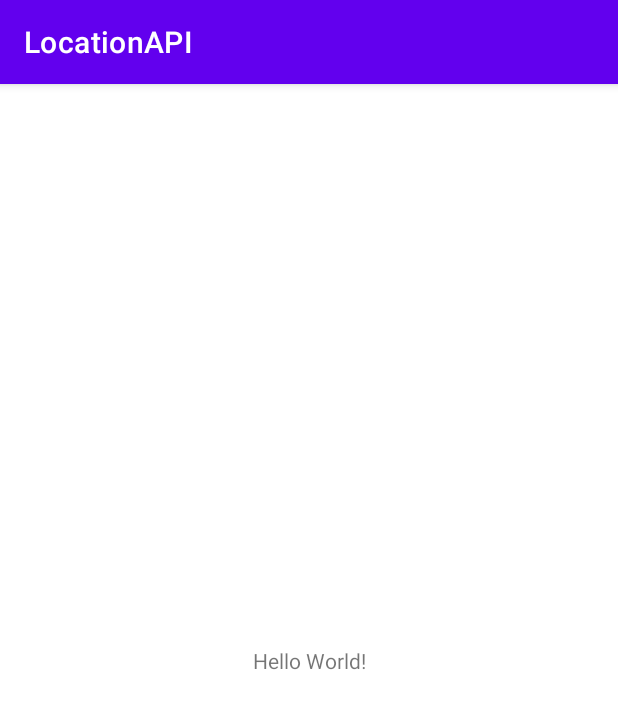
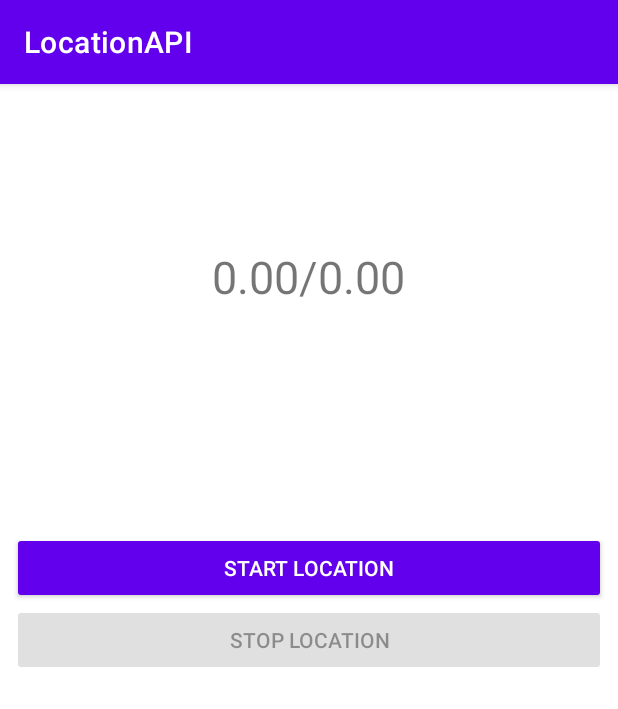
Before and after one commit to Renlov/GoogleLocationAPI, an Android app: the screen it shows after launch (MainActivity), on a phone screen of 412 x 824 dp. Shown: the top 709 px of the screen. Run offline under Robolectric (Android 15) with nearby library versions, the phone set to English and light mode, and no system bars.

Commit message:
Location layout

```diff
--- a/app/src/main/java/com/example/locationapi/MainActivity.java
+++ b/app/src/main/java/com/example/locationapi/MainActivity.java
@@ -3,12 +3,25 @@ package com.example.locationapi;
 import androidx.appcompat.app.AppCompatActivity;
 
 import android.os.Bundle;
+import android.widget.Button;
+import android.widget.TextView;
 
 public class MainActivity extends AppCompatActivity {
+
+    private Button startLocation, stopLocation;
+    private TextView locationTextView;
+
 
     @Override
     protected void onCreate(Bundle savedInstanceState) {
         super.onCreate(savedInstanceState);
         setContentView(R.layout.activity_main);
+
+        startLocation = findViewById(R.id.startLocation);
+        stopLocation = findViewById(R.id.stopLocation);
+        locationTextView = findViewById(R.id.locationTextView);
+
+
+
     }
 }
--- a/app/src/main/res/layout/activity_main.xml
+++ b/app/src/main/res/layout/activity_main.xml
@@ -1,18 +1,40 @@
 <?xml version="1.0" encoding="utf-8"?>
-<androidx.constraintlayout.widget.ConstraintLayout xmlns:android="http://schemas.android.com/apk/res/android"
+<LinearLayout
+    xmlns:android="http://schemas.android.com/apk/res/android"
     xmlns:app="http://schemas.android.com/apk/res-auto"
     xmlns:tools="http://schemas.android.com/tools"
     android:layout_width="match_parent"
     android:layout_height="match_parent"
+    android:orientation="vertical"
+    android:padding="8dp"
     tools:context=".MainActivity">
 
     <TextView
+        android:layout_marginTop="100dp"
+        android:id="@+id/locationTextView"
         android:layout_width="wrap_content"
         android:layout_height="wrap_content"
-        android:text="Hello World!"
-        app:layout_constraintBottom_toBottomOf="parent"
-        app:layout_constraintLeft_toLeftOf="parent"
-        app:layout_constraintRight_toRightOf="parent"
-        app:layout_constraintTop_toTopOf="parent" />
+        android:text="0.00/0.00"
+        android:textSize="30sp"
+        android:layout_gravity="center_horizontal"
+        />
 
-</androidx.constraintlayout.widget.ConstraintLayout>
+    <Button
+        android:id="@+id/startLocation"
+        android:layout_marginTop="150dp"
+        android:text="Start Location"
+        style="@style/Widget.AppCompat.Button.Colored"
+        android:layout_width="match_parent"
+        android:layout_height="wrap_content"/>
+
+    <Button
+        android:id="@+id/stopLocation"
+        android:text="Stop Location"
+        style="@style/Widget.AppCompat.Button.Colored"
+        android:enabled="false"
+        android:layout_width="match_parent"
+        android:layout_height="wrap_content"/>
+
+
+
+</LinearLayout>
```
